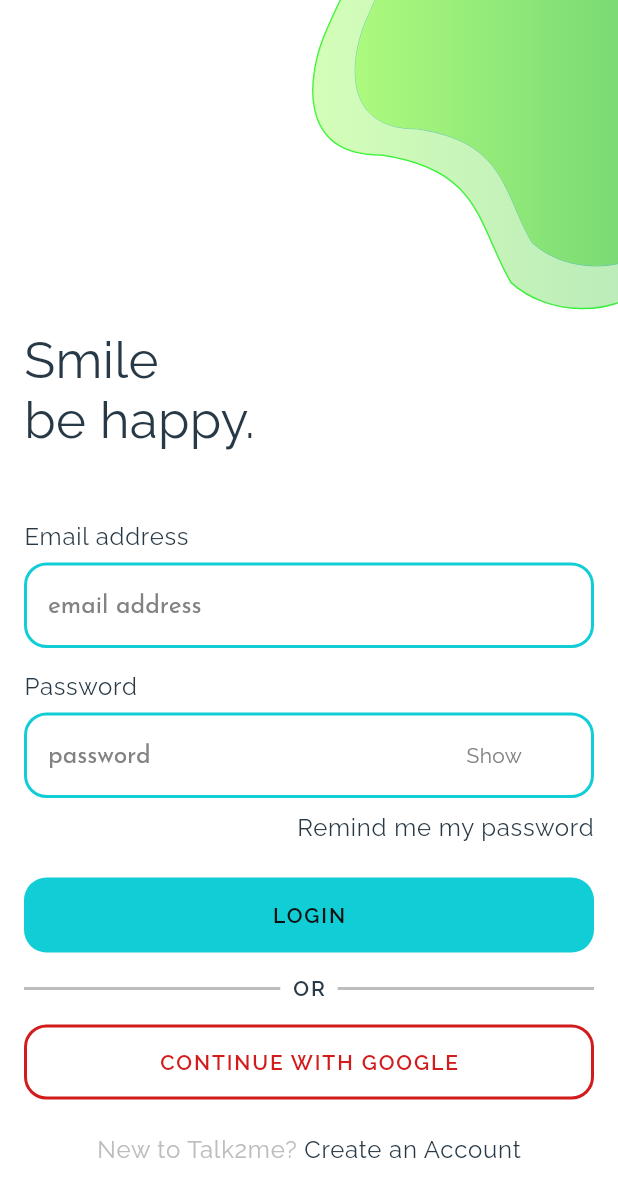
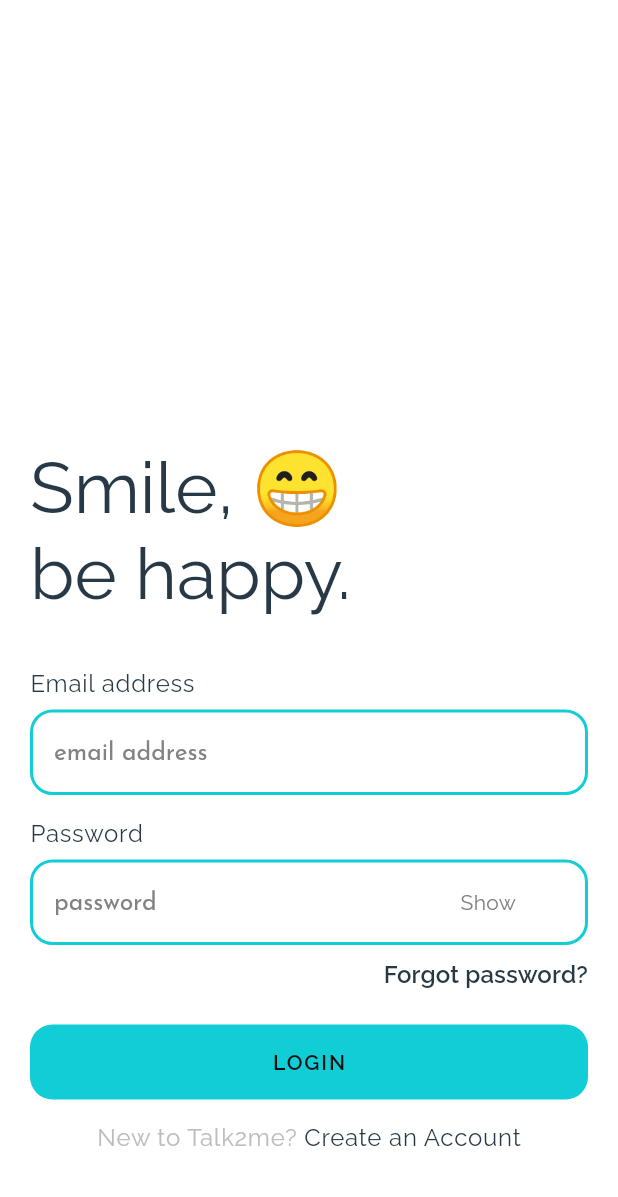
Before and after one commit to DeveloperMaleek/talk2me, a Flutter app: the LoginPage screen opened by its route, on a phone screen of 412 x 824 dp. Shown: the top 1197 px of the screen. Run offline on Flutter 3.47's test engine with Material 2 defaults, Android fonts, the phone set to English and light mode, and no system bars; our stand-ins replace flutter_svg, font_awesome_flutter, get, google_fonts, google_nav_bar, step_progress_indicator; missing offline and left inert: images_picker; project files that could hold a hidden picture were left out.

Commit message:
Login page restructured

```diff
--- a/lib/src/screens/onboarding/join_with_org.dart
+++ b/lib/src/screens/onboarding/join_with_org.dart
@@ -136,6 +136,7 @@ class _JoinWithOrganizationState extends State<JoinWithOrganization> {
     if (orgCode.isEmpty) {
       setState(() {
         errorTextOneVisible = true;
+        Navigator.pushNamedAndRemoveUntil(context, loginPage, (route) => false);
       });
     } else if (orgCode.length != codelength) {
       setState(() {
--- a/lib/src/screens/onboarding/login_page.dart
+++ b/lib/src/screens/onboarding/login_page.dart
@@ -30,24 +30,21 @@ class _LoginPageState extends State<LoginPage> {
   Widget build(BuildContext context) {
     return Scaffold(
         backgroundColor: AppColors.lightBackground,
-        // appBar: AppBarNavWithBackButton(iconColor: AppColors.textColorLightBg),
         body: SingleChildScrollView(
-          child: Stack(children: [
-            Container(
+          padding: EdgeInsets.symmetric(horizontal: 20),
+          child: Container(
               height: MediaQuery.of(context).size.height,
-                padding: const EdgeInsets.only(
-                    left: 16, right: 16, top: 36, bottom: 48),
+              padding: const EdgeInsets.only(top: 36, bottom: 56),
               child: Column(
                 mainAxisAlignment: MainAxisAlignment.end,
                 crossAxisAlignment: CrossAxisAlignment.center,
                 children: [
                   const Align(
                     alignment: Alignment.centerLeft,
-                      child: HeadingFour(
-                          text: "Smile \nbe happy.",
+                    child: HeadingThree(
+                        text: "Smile, 😁\nbe happy.",
                         textColor: AppColors.textColorLightBg),
                   ),
-                    const SizedBox(height: 12),
                   const SizedBox(height: 36),
                   InputField(
                     controller: _emailTextEditingController,
@@ -62,63 +59,56 @@ class _LoginPageState extends State<LoginPage> {
                       InputField(
                         controller: _passwordTextEditingController,
                         suffixText: _passwordVisible ? "Show" : "Hide",
-                          onSuffixTextTap: () {
-                            passwordVisible();
-                          },
+                        onSuffixTextTap: passwordVisible,
                         label: "Password",
                         obscureText: _passwordVisible,
                         placeholder: "password",
                       ),
                       const SizedBox(height: 10),
-                        BodyTextOne(
-                            text: "Remind me my password",
+                      SubtitleOne(
+                          text: "Forgot password?",
                           textColor: AppColors.textColorLightBg)
                     ],
                   ),
                   const SizedBox(height: 24),
                   buttons.FilledButton(
-                        buttonText: "Login",
-                        onPressed: () {
-                          onLoginButtonPressed();
-                        }),
+                      buttonText: "Login", onPressed: onLoginButtonPressed),
                   const SizedBox(height: 16),
-                    Row(
-                      children: [
-                        Expanded(
-                          child: Container(
-                            height: 2,
-                            color: AppColors.subtitleTextDarkBg,
-                            width: 200,
-                          ),
-                        ),
-                        const SizedBox(
-                          width: 8,
-                        ),
-                        const ButtonText(
-                            text: "or", textColor: AppColors.textColorLightBg),
-                        const SizedBox(
-                          width: 8,
-                        ),
-                        Expanded(
-                          child: Container(
-                            height: 2,
-                            color: AppColors.subtitleTextDarkBg,
-                            width: 200,
-                          ),
-                        ),
-                      ],
-                    ),
-                    const SizedBox(height: 16),
-                    buttons.OutlineButton(
-                        buttonText: "Continue with google",
-                        buttonTextColor: AppColors.errorColor,
-                        onPressed: () {},
-                        outlineColor: AppColors.errorColor),
-                    const SizedBox(height: 24),
+                  // Row(
+                  //   children: [
+                  //     Expanded(
+                  //       child: Container(
+                  //         height: 2,
+                  //         color: AppColors.subtitleTextDarkBg,
+                  //         width: 200,
+                  //       ),
+                  //     ),
+                  //     const SizedBox(
+                  //       width: 8,
+                  //     ),
+                  //     const ButtonText(
+                  //         text: "or", textColor: AppColors.textColorLightBg),
+                  //     const SizedBox(
+                  //       width: 8,
+                  //     ),
+                  //     Expanded(
+                  //       child: Container(
+                  //         height: 2,
+                  //         color: AppColors.subtitleTextDarkBg,
+                  //         width: 200,
+                  //       ),
+                  //     ),
+                  //   ],
+                  // ),
+                  // const SizedBox(height: 16),
+                  // buttons.OutlineButton(
+                  //     buttonText: "Continue with google",
+                  //     buttonTextColor: AppColors.errorColor,
+                  //     onPressed: () {},
+                  //     outlineColor: AppColors.errorColor),
+                  // const SizedBox(height: 24),
                   GestureDetector(
-                      onTap: () {
-                        Navigator.popAndPushNamed(context, onboardingScreen);
-                      },
+                    onTap: onLoginTextTapped,
                     child: Row(
                       mainAxisAlignment: MainAxisAlignment.center,
                       children: const [
@@ -135,63 +125,14 @@ class _LoginPageState extends State<LoginPage> {
                   ),
                 ],
               )),
-            Positioned(
-                top: -60,
-                right: -60,
-                child: Container(
-                  child: CustomPaint(
-                    size: Size(
-                        250,
-                        (250 * 1)
-                            .toDouble()), //You can Replace [WIDTH] with your desired width for Custom Paint and height will be calculated automatically
-                    painter: RPSCustomPainter(),
-                  ),
-                )),
-            Positioned(
-                top: -60,
-                right: -60,
-                child: Container(
-                  child: CustomPaint(
-                    size: Size(
-                        280,
-                        (280 * 1)
-                            .toDouble()), //You can Replace [WIDTH] with your desired width for Custom Paint and height will be calculated automatically
-                    painter: RPSCustomPainterTwo(),
-                  ),
-                ))
-          ]),
         ));
   }
 
-  RichText richTextSpan(String one, String two, String three) {
-    return RichText(
-        textAlign: TextAlign.center,
-        text: TextSpan(children: [
-          TextSpan(
-              text: one,
-              style: const TextStyle(
-                  color: AppColors.textColorLightBg,
-                  fontSize: 14,
-                  fontWeight: FontWeight.w400,
-                  letterSpacing: 0.25)),
-          TextSpan(
-              text: two,
-              style: const TextStyle(
-                  color: AppColors.primaryColor,
-                  fontSize: 14,
-                  fontWeight: FontWeight.w600,
-                  letterSpacing: 0.25)),
-          TextSpan(
-              text: three,
-              style: const TextStyle(
-                  color: AppColors.textColorLightBg,
-                  fontSize: 14,
-                  fontWeight: FontWeight.w400,
-                  letterSpacing: 0.25))
-        ]));
+  onLoginTextTapped() {
+    Navigator.popAndPushNamed(context, joinWithOrg);
   }
 
-  void onLoginButtonPressed() {
+  onLoginButtonPressed() {
     Navigator.pushNamedAndRemoveUntil(
         context, clientNavigation, (route) => false);
   }
```
Lines whose indentation alone changed are shown as unchanged.
